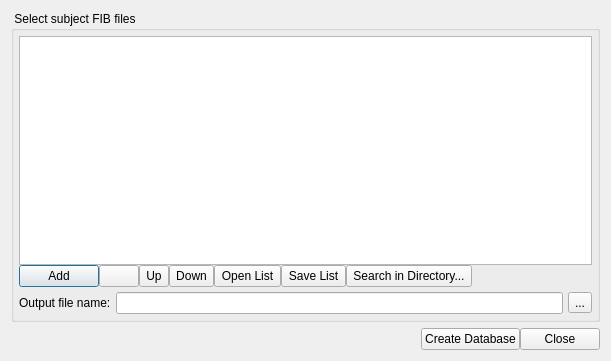
The window that reconstruction/vbcdialog.ui (frankyeh/DSI-Studio) describes before a commit, drawn with Qt 5.
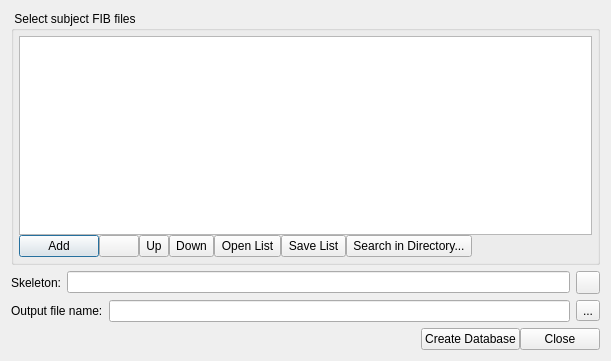
The same window after the commit. Icons and pictures are not drawn.

```diff
--- a/reconstruction/vbcdialog.ui
+++ b/reconstruction/vbcdialog.ui
@@ -159,6 +159,39 @@
         </item>
        </layout>
       </item>
+     </layout>
+    </widget>
+   </item>
+   <item>
+    <widget class="QWidget" name="skeleton_widget" native="true">
+     <layout class="QHBoxLayout" name="horizontalLayout">
+      <property name="margin">
+       <number>0</number>
+      </property>
+      <item>
+       <widget class="QLabel" name="label">
+        <property name="text">
+         <string>Skeleton:</string>
+        </property>
+       </widget>
+      </item>
+      <item>
+       <widget class="QLineEdit" name="skeleton"/>
+      </item>
+      <item>
+       <widget class="QToolButton" name="open_skeleton">
+        <property name="text">
+         <string/>
+        </property>
+        <property name="icon">
+         <iconset resource="../icons.qrc">
+          <normaloff>:/icons/icons/open.xpm</normaloff>:/icons/icons/open.xpm</iconset>
+        </property>
+       </widget>
+      </item>
+     </layout>
+    </widget>
+   </item>
       <item>
        <layout class="QHBoxLayout" name="horizontalLayout_4">
         <item>
@@ -183,9 +216,6 @@
          </widget>
         </item>
        </layout>
-      </item>
-     </layout>
-    </widget>
    </item>
    <item>
     <layout class="QHBoxLayout" name="horizontalLayout_6">
```
Left out of the diff: 2 changed lines with no effect on the pictures. Lines whose indentation alone changed are shown as unchanged.
